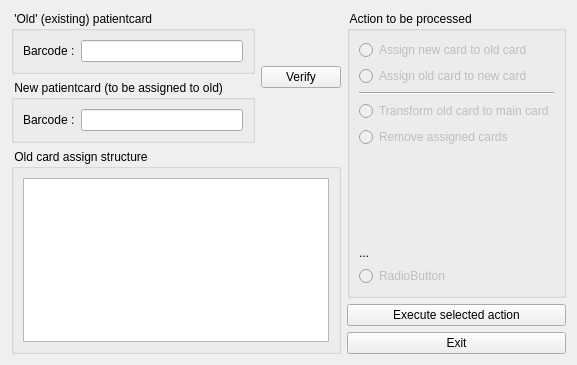
Qt form client/dlgpatientcardassign.ui (tbikfalvi/Belenus) before a commit.
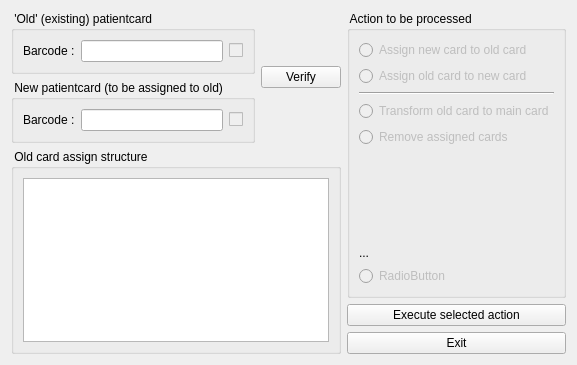
The same form after that commit.

Patch:
```diff
--- a/client/dlgpatientcardassign.ui
+++ b/client/dlgpatientcardassign.ui
@@ -36,6 +36,16 @@
             <item>
              <widget class="QLineEdit" name="ledMainBarcode"/>
             </item>
+            <item>
+             <widget class="QCheckBox" name="chkMainRFID">
+              <property name="enabled">
+               <bool>false</bool>
+              </property>
+              <property name="text">
+               <string/>
+              </property>
+             </widget>
+            </item>
            </layout>
           </widget>
          </item>
@@ -55,6 +65,16 @@
             <item>
              <widget class="QLineEdit" name="ledAssignBarcode"/>
             </item>
+            <item>
+             <widget class="QCheckBox" name="chkAssignRFID">
+              <property name="enabled">
+               <bool>false</bool>
+              </property>
+              <property name="text">
+               <string/>
+              </property>
+             </widget>
+            </item>
            </layout>
           </widget>
          </item>
```
